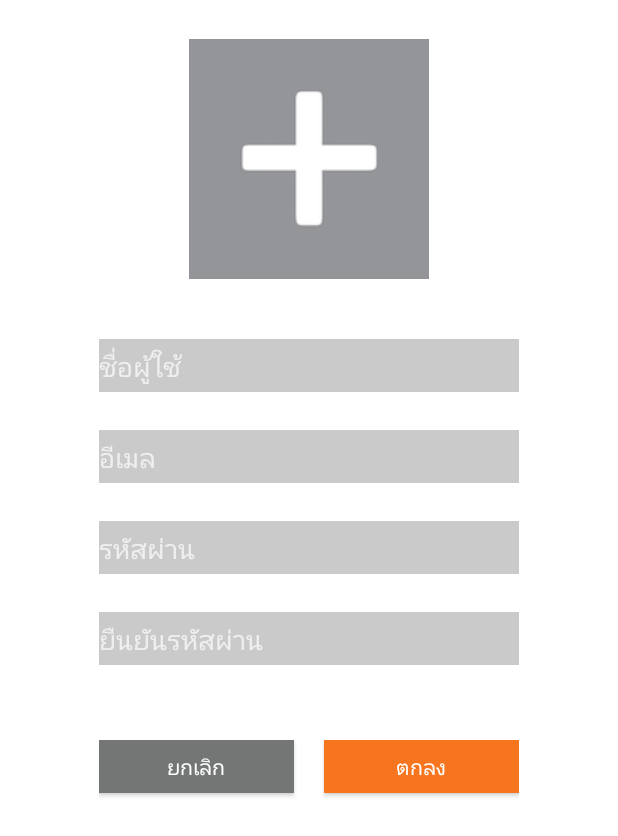
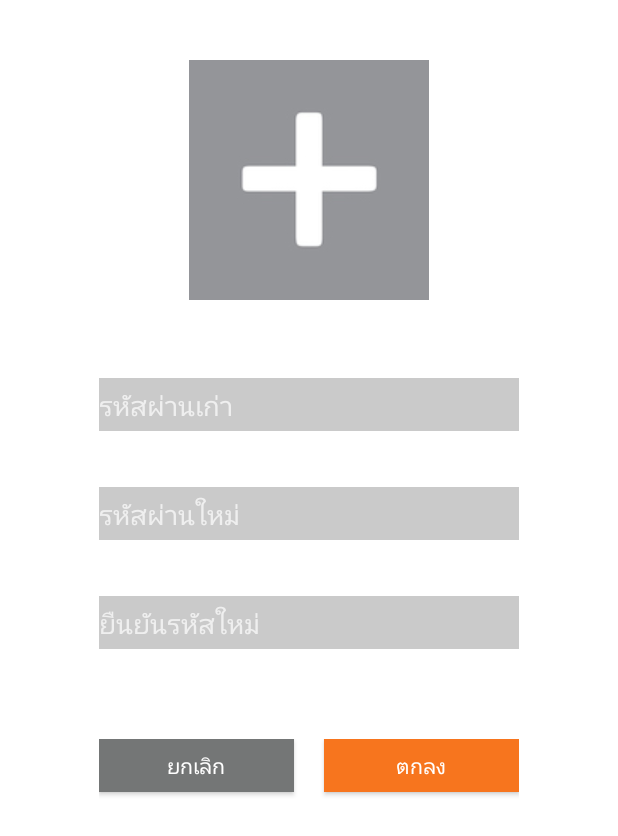
Before and after one commit to landtanin/Foody, an Android app: the layout activity_edit_profile.xml on its own in the app's theme, with its tools: preview values and no code run, on a phone screen of 412 x 824 dp. Shown: the top 836 px of the screen. Run offline under Robolectric (Android 15) with nearby library versions, the phone set to English and light mode, and no system bars.

Commit message:
finish editProfileActivity

```diff
--- a/app/src/main/AndroidManifest.xml
+++ b/app/src/main/AndroidManifest.xml
@@ -16,7 +16,8 @@
             </intent-filter>
         </activity>
         <activity android:name=".Login2Activity" />
-        <activity android:name=".signupActivity"></activity>
+        <activity android:name=".signupActivity" />
+        <activity android:name=".editProfileActivity"></activity>
     </application>
 
 </manifest>
--- /dev/null
+++ b/app/src/main/java/com/appdever/foody/editProfileActivity.java
@@ -0,0 +1,13 @@
+package com.appdever.foody;
+
+import android.support.v7.app.AppCompatActivity;
+import android.os.Bundle;
+
+public class editProfileActivity extends AppCompatActivity {
+
+    @Override
+    protected void onCreate(Bundle savedInstanceState) {
+        super.onCreate(savedInstanceState);
+        setContentView(R.layout.activity_edit_profile);
+    }
+}
--- a/app/src/main/res/layout/activity_signup.xml
+++ b/app/src/main/res/layout/activity_edit_profile.xml
@@ -21,7 +21,7 @@
             android:id="@+id/imageButton"
             android:layout_gravity="center_horizontal"
             android:src="@drawable/addPictureSignUp"
-            android:layout_marginTop="10dp" />
+            android:layout_marginTop="24dp" />
 
         <EditText
             android:layout_width="@dimen/textFieldWidthSignUp"
@@ -30,8 +30,8 @@
             android:layout_gravity="center_horizontal"
             android:background="#41303030"
             android:autoText="true"
-            android:layout_marginTop="40dp"
-            android:hint="ชื่อผู้ใช้" />
+            android:layout_marginTop="52dp"
+            android:hint="รหัสผ่านเก่า" />
 
         <EditText
             android:layout_width="@dimen/textFieldWidthSignUp"
@@ -40,8 +40,8 @@
             android:layout_gravity="center_horizontal"
             android:background="#41303030"
             android:autoText="true"
-            android:layout_marginTop="25dp"
-            android:hint="อีเมล" />
+            android:layout_marginTop="37dp"
+            android:hint="รหัสผ่านใหม่" />
 
         <EditText
             android:layout_width="@dimen/textFieldWidthSignUp"
@@ -50,25 +50,15 @@
             android:layout_gravity="center_horizontal"
             android:background="#41303030"
             android:autoText="true"
-            android:layout_marginTop="25dp"
-            android:hint="รหัสผ่าน" />
-
-        <EditText
-            android:layout_width="@dimen/textFieldWidthSignUp"
-            android:layout_height="@dimen/textFieldHeightSignUp"
-            android:id="@+id/editText6"
-            android:layout_gravity="center_horizontal"
-            android:background="#41303030"
-            android:autoText="true"
-            android:layout_marginTop="25dp"
-            android:hint="ยืนยันรหัสผ่าน" />
+            android:layout_marginTop="37dp"
+            android:hint="ยืนยันรหัสใหม่" />
 
         <LinearLayout
             android:orientation="horizontal"
             android:layout_width="300dp"
             android:layout_height="match_parent"
             android:layout_gravity="center_horizontal"
-            android:layout_marginTop="40dp"
+            android:layout_marginTop="50dp"
             android:padding="10dp">
 
             <Button
```
